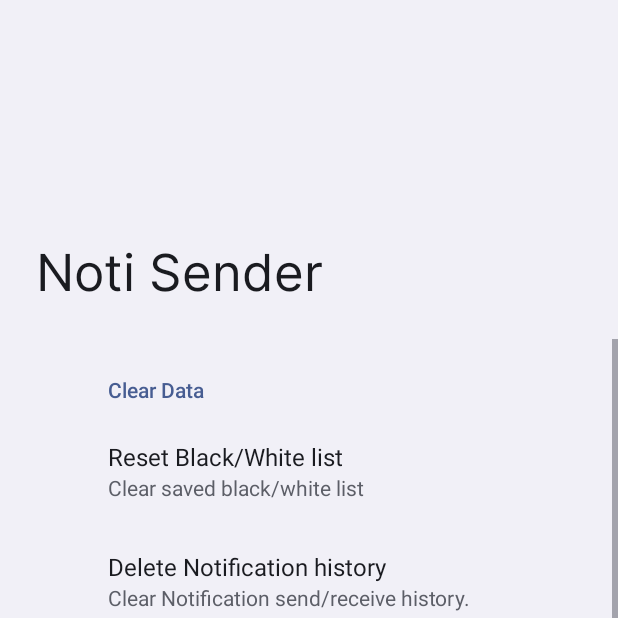
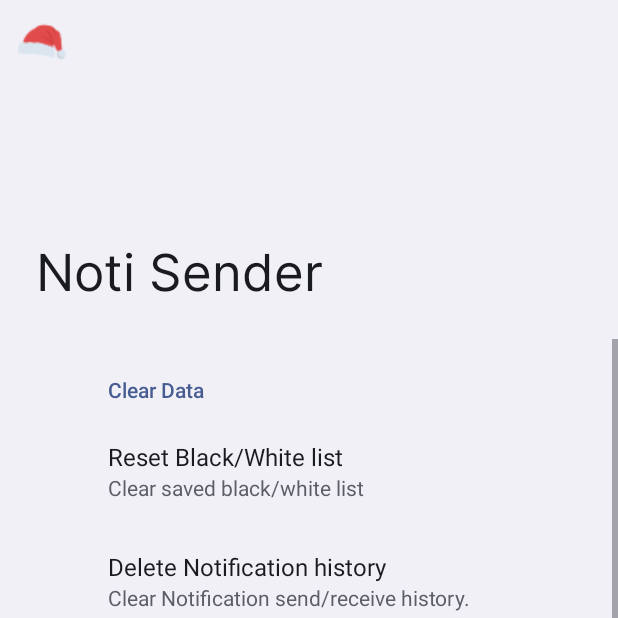
Before and after one commit to choiman1559/NotiSender, an Android app: the fragment OtherPreference placed in its activity, on a phone screen of 412 x 824 dp, the top half of it. Run offline under Robolectric (Android 15) with nearby library versions, the phone set to English and light mode, and no system bars; our stand-ins replace Firebase (no records; nobody signed in at launch, a user with empty details on screens opened directly), androidx.preference; libraries missing offline, so code that uses them is left out: com.anjlab.android, com.application.isradeleon, com.kieronquinn.monetcompat, me.pushy.sdk; 10 statements that could not run were skipped.

Commit message:
fixed bugs

```diff
--- a/app/build.gradle
+++ b/app/build.gradle
@@ -16,8 +16,8 @@ android {
         applicationId "com.noti.main"
         minSdkVersion 21
         targetSdkVersion 31
-        versionCode 1011405
-        versionName "1.14.5"
+        versionCode 1011406
+        versionName "1.14.6"
         multiDexEnabled true
         ndk.abiFilters 'armeabi-v7a', 'arm64-v8a', 'x86', 'x86_64'
         testInstrumentationRunner "androidx.test.runner.AndroidJUnitRunner"
--- a/app/src/main/AndroidManifest.xml
+++ b/app/src/main/AndroidManifest.xml
@@ -63,7 +63,6 @@
 
         <activity
             android:name=".updater.UpdaterActivity"
-            android:theme="@style/Theme.MaterialComponents.DayNight.NoActionBar"
             android:exported="true">
             <intent-filter>
                 <action android:name="android.intent.action.MAIN" />
--- a/app/src/main/java/com/noti/main/SettingsActivity.java
+++ b/app/src/main/java/com/noti/main/SettingsActivity.java
@@ -16,6 +16,7 @@ import androidx.core.app.NotificationManagerCompat;
 import androidx.fragment.app.Fragment;
 import androidx.fragment.app.FragmentActivity;
 
+import com.google.android.material.appbar.MaterialToolbar;
 import com.google.android.material.dialog.MaterialAlertDialogBuilder;
 
 import com.google.firebase.crashlytics.FirebaseCrashlytics;
@@ -23,6 +24,8 @@ import com.google.firebase.crashlytics.FirebaseCrashlytics;
 import com.noti.main.ui.options.MainPreference;
 import com.noti.main.utils.BillingHelper;
 
+import java.util.Calendar;
+import java.util.Locale;
 import java.util.Set;
 
 public class SettingsActivity extends AppCompatActivity {
@@ -84,6 +87,14 @@ public class SettingsActivity extends AppCompatActivity {
         if (actionBar != null) {
             actionBar.setDisplayHomeAsUpEnabled(false);
         }
+
+        //Christmas Event!!!
+        Calendar calendar = Calendar.getInstance(Locale.getDefault());
+        int date = calendar.get(Calendar.DATE);
+        if(calendar.get(Calendar.MONTH) == Calendar.DECEMBER && date < 26 && date > 17) {
+            MaterialToolbar toolbar = findViewById(R.id.toolbar);
+            toolbar.setNavigationIcon(R.drawable.hat);
+        }
     }
 
     @Override
--- a/app/src/main/java/com/noti/main/ui/ToastHelper.java
+++ b/app/src/main/java/com/noti/main/ui/ToastHelper.java
@@ -5,6 +5,7 @@ import static android.content.Context.MODE_PRIVATE;
 import android.app.Activity;
 import android.content.Context;
 import android.view.View;
+import android.view.ViewGroup;
 import android.widget.Toast;
 
 import androidx.annotation.IntDef;
@@ -27,7 +28,7 @@ public class ToastHelper {
 
     public static void show(Activity context, String message, String actionMessage, @Duration int duration, @Nullable View anchorView) {
         if(!context.getSharedPreferences("com.noti.main_preferences", MODE_PRIVATE).getBoolean("UseToastInstead", false)) {
-            Snackbar snackbar = Snackbar.make(context, context.getWindow().getDecorView().getRootView(), message, (duration == LENGTH_SHORT ? Snackbar.LENGTH_SHORT : Snackbar.LENGTH_LONG));
+            Snackbar snackbar = Snackbar.make(context, ((ViewGroup) context.findViewById(android.R.id.content)).getChildAt(0), message, (duration == LENGTH_SHORT ? Snackbar.LENGTH_SHORT : Snackbar.LENGTH_LONG));
             if(!actionMessage.isEmpty()) {
                 snackbar.setAction(actionMessage, v -> { });
             }
--- a/app/src/main/java/com/noti/main/ui/options/MainPreference.java
+++ b/app/src/main/java/com/noti/main/ui/options/MainPreference.java
@@ -18,7 +18,6 @@ import android.util.Log;
 import android.view.LayoutInflater;
 import android.view.View;
 import android.view.ViewGroup;
-import android.widget.Toast;
 
 import androidx.annotation.NonNull;
 import androidx.annotation.Nullable;
--- a/app/src/main/java/com/noti/main/ui/options/ReceptionPreference.java
+++ b/app/src/main/java/com/noti/main/ui/options/ReceptionPreference.java
@@ -17,7 +17,6 @@ import android.view.ViewGroup;
 import android.widget.ArrayAdapter;
 import android.widget.EditText;
 import android.widget.LinearLayout;
-import android.widget.Toast;
 
 import androidx.annotation.NonNull;
 import androidx.annotation.Nullable;
--- a/app/src/main/res/layout/activity_main.xml
+++ b/app/src/main/res/layout/activity_main.xml
@@ -36,7 +36,6 @@
                 android:id="@+id/toolbar"
                 android:layout_width="match_parent"
                 android:layout_height="?attr/actionBarSize"
-                app:navigationIconTint="?attr/colorOnPrimary"
                 app:title="@string/app_name"
                 app:layout_collapseMode="pin" />
 
```
Also changed, not shown: app/src/main/res/layout/activity_tasker.xml (+14 -14 lines), app/src/main/res/drawable-mdpi/hat.png (added).
